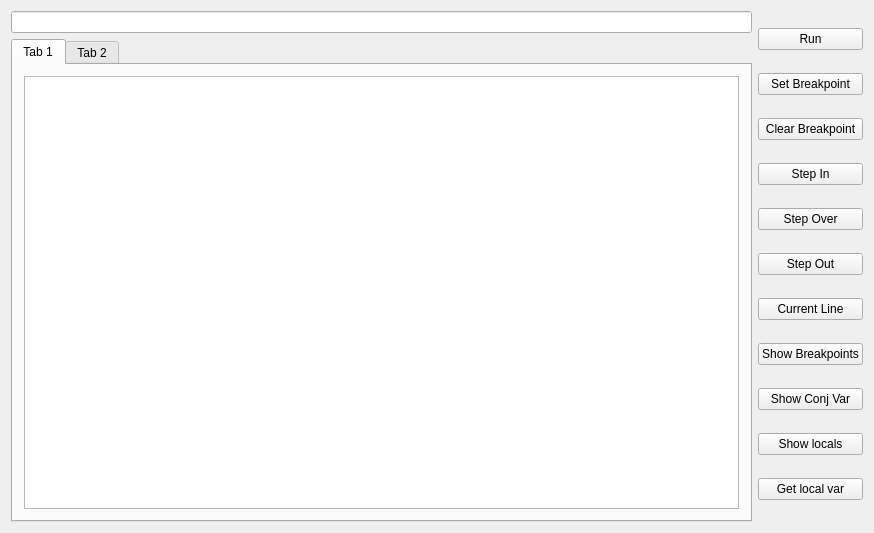
Qt form mainwindow.ui (BaranovMykola/UiDebuggerGdb) before a commit.
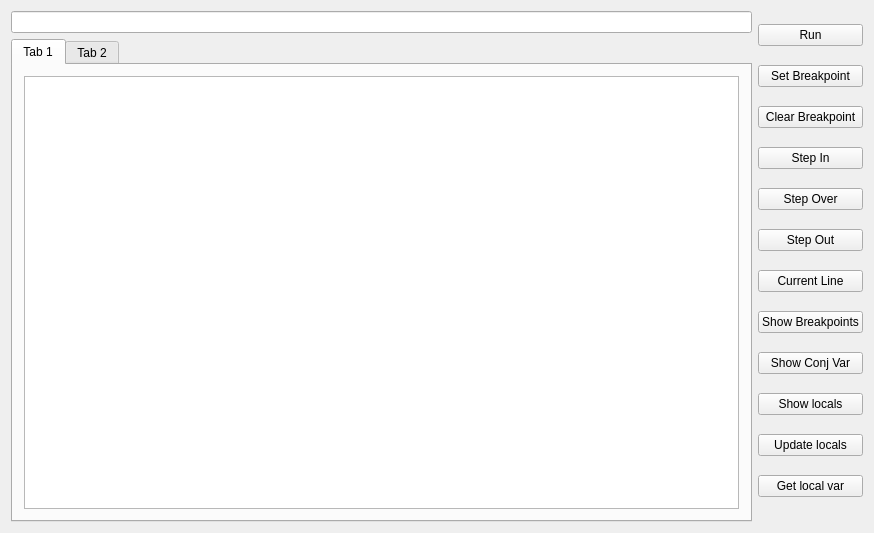
The same form after that commit.

Commit message: Added Variable class

The edit to the form file:
```diff
--- a/mainwindow.ui
+++ b/mainwindow.ui
@@ -87,6 +87,13 @@
         </property>
        </widget>
       </item>
+      <item>
+       <widget class="QPushButton" name="butUpdateLocals">
+        <property name="text">
+         <string>Update locals</string>
+        </property>
+       </widget>
+      </item>
       <item>
        <widget class="QPushButton" name="butLocalVar">
         <property name="text">
```
The commit also changes 7 other files.
